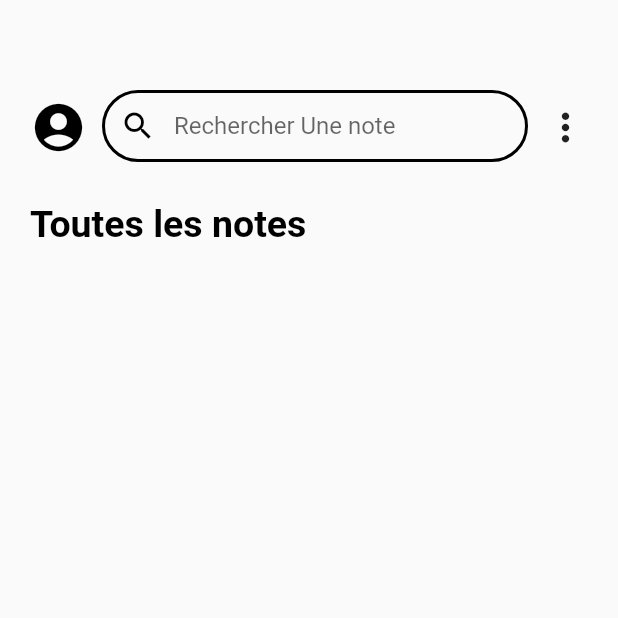
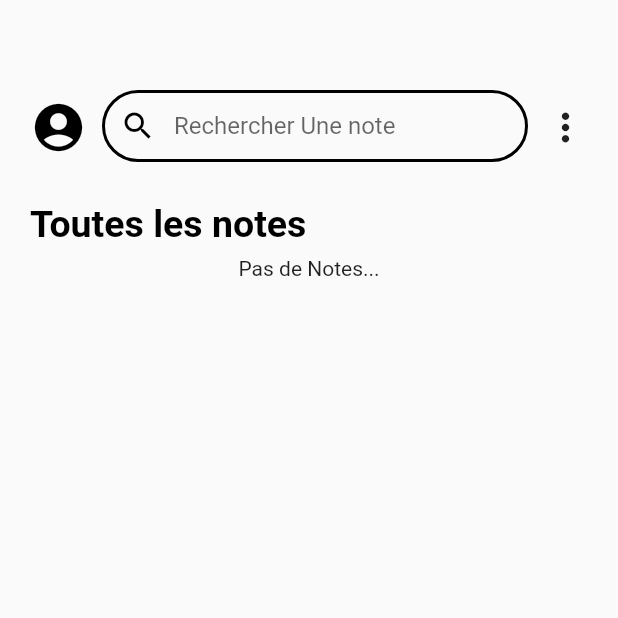
Before and after one commit to blancharSengaVita/examen-dam-janvier-2022-2023-blancharSenga-Vita-projet, a Flutter app: the NoteEditor screen opened directly, after a tap on the "arrow back ios" icon, on a phone screen of 412 x 824 dp, the top half of it. Run offline on Flutter 3.47's test engine with Material 2 defaults, Android fonts, the phone set to English and light mode, and no system bars; our stand-ins replace cloud_firestore, email_validator, firebase_auth, firebase_core, flutter_svg; accounts and stored records are empty; Roboto replaces fonts that are missing (SF Pro).

Commit message:
Fixed cross-user note visibility

```diff
--- a/lib/partials/form/note_form/text_note_input.dart
+++ b/lib/partials/form/note_form/text_note_input.dart
@@ -21,16 +21,30 @@ class TextNoteInput extends StatelessWidget {
 
   @override
   Widget build(BuildContext context) {
-    return TextFormField(
+    // return ConstrainedBox(
+    // constraints: const BoxConstraints(
+    // minWidth: 200,
+    // maxWidth: 400,
+    // minHeight: 25.0,
+    // maxHeight: 600.0,
+    // ),
+
+    //   child: SingleChildScrollView(
+    // scrollDirection: Axis.vertical,
+    // reverse: true,
+    child: return TextFormField(
       keyboardType: keyboardType,
       cursorColor: kMainTextColor,
       controller: controller,
-      maxLines: null,
+      minLines: 1,
+      maxLines: maxlines,
       style: style,
       decoration: InputDecoration(
         hintText: hintText,
         border: InputBorder.none,
       ),
     );
+      // ),
+    // );
   }
 }
--- a/lib/partials/note_list.dart
+++ b/lib/partials/note_list.dart
@@ -1,25 +1,56 @@
+import 'dart:convert';
+import 'dart:developer';
+import 'dart:math';
+
 import 'package:cloud_firestore/cloud_firestore.dart';
 import 'package:exame/partials/note_card.dart';
 import 'package:exame/screens/note_modifier.dart';
+import 'package:firebase_auth/firebase_auth.dart';
+import 'package:flutter/foundation.dart';
 import 'package:flutter/material.dart';
 
 import '../styles/constants.dart';
 
 class NoteList extends StatelessWidget {
   const NoteList({Key? key}) : super(key: key);
-
+  final int id = 0;
 
   @override
   Widget build(BuildContext context) {
     return Expanded(
       child: StreamBuilder<QuerySnapshot>(
-          stream: FirebaseFirestore.instance.collection("notes")
-              .orderBy("date", descending: true).snapshots(),
+          stream: FirebaseFirestore.instance
+              .collection("notes")
+              .where("userID",
+                  isEqualTo: FirebaseAuth.instance.currentUser!.uid)
+              .orderBy("date", descending: false)
+              .snapshots(),
           builder: (context, AsyncSnapshot<QuerySnapshot> snapshot) {
+            // if (snapshot.hasError) {
+            //   inspect(snapshot.error.toString());
+            // }
+
+            if (snapshot.data == null || snapshot.data!.docs.isEmpty) {
+              return Column(
+                children: const [
+                  SizedBox(
+                    height: kSmallHeightSpacer,
+                  ),
+                  Text("Pas de Notes..."),
+                ],
+              );
+            }
+
             if (snapshot.connectionState == ConnectionState.waiting) {
               return const Center(child: CircularProgressIndicator());
             }
+
             if (snapshot.hasData) {
+              // print();
+              // print(snapshot.data!.docs.map((note) => note['date']));
+              // print(snapshot.data!.docs.map((note) => note));
+              // print(snapshot.data!.docs['userID']);
+
               return Padding(
                 padding:
                     const EdgeInsets.symmetric(vertical: 15, horizontal: 10),
@@ -44,7 +75,7 @@ class NoteList extends StatelessWidget {
                         .toList()),
               );
             }
-            return const Text("Pas de livres...");
+            return const Text("Pas de Notes...");
           }),
     );
   }
--- a/lib/screens/login_form.dart
+++ b/lib/screens/login_form.dart
@@ -21,6 +21,8 @@ class LoginForm extends StatelessWidget {
   Widget build(BuildContext context) {
     return  Scaffold(
         body: SafeArea(
+            child: Center(
+              child: SingleChildScrollView(
                 child: Form(
                   key: _loginFormKey,
       child:  Padding(
@@ -104,6 +106,8 @@ class LoginForm extends StatelessWidget {
           ],
         ),
       ),
+    ),
+              ),
             )));
   }
 }
--- a/lib/screens/note_editor.dart
+++ b/lib/screens/note_editor.dart
@@ -1,5 +1,6 @@
 import 'package:cloud_firestore/cloud_firestore.dart';
 import 'package:exame/styles/constants.dart';
+import 'package:firebase_auth/firebase_auth.dart';
 import 'package:flutter/foundation.dart';
 import 'package:flutter/material.dart';
 
@@ -17,6 +18,9 @@ class _NoteEditorState extends State<NoteEditor> {
   final TextEditingController titleController = TextEditingController();
   final TextEditingController mainController = TextEditingController();
   String date = DateTime.now().toString();
+  final ScrollController _scrollController = ScrollController();
+  String userID = FirebaseAuth.instance.currentUser!.uid;
+
 
   @override
   Widget build(BuildContext context) {
@@ -41,17 +45,21 @@ class _NoteEditorState extends State<NoteEditor> {
                                     builder: (context) => const Home(),
                                   ));
                             } else {
-                          FirebaseFirestore.instance.collection('notes').add({
+                              FirebaseFirestore.instance.collection('notes')
+                                  .add({
+                              'userID' : userID,
                               'title': titleController.text,
                               'content': mainController.text,
                               'date': date,
-                          }).then((value) {
+                              })
+                                  .then((value) {
                                 if (kDebugMode) {
-                              print(value.id);
+                                  print(FirebaseAuth.instance.currentUser!.uid);
                                   Navigator.pop(context);
                                 }
                               }).catchError((error) =>
-                              print('Failed to add new Note due to $error'));
+                                  print(
+                                      'Failed to add new Note due to $error'));
                             }
                           },
                           child: const Icon(Icons.arrow_back_ios, size: 30)),
@@ -62,14 +70,18 @@ class _NoteEditorState extends State<NoteEditor> {
                   hintText: 'Title',
                   controller: titleController,
                   style: kBigTitleStyle,
+                  maxlines: 4,
                 ),
                 const SizedBox(
                   height: 10,
                 ),
-            TextNoteInput(
+                SingleChildScrollView(
+                    child: TextNoteInput(
+                      maxlines: 9999,
                       hintText: 'note',
                       controller: mainController,
                       style: kMainTextStyle,
+                    ),
                   ),
               ],
             ),
```
Also changed, not shown: lib/screens/note_modifier.dart (+20 -12 lines), lib/partials/username.dart (added), 7 other files. Lines whose indentation alone changed are shown as unchanged.
